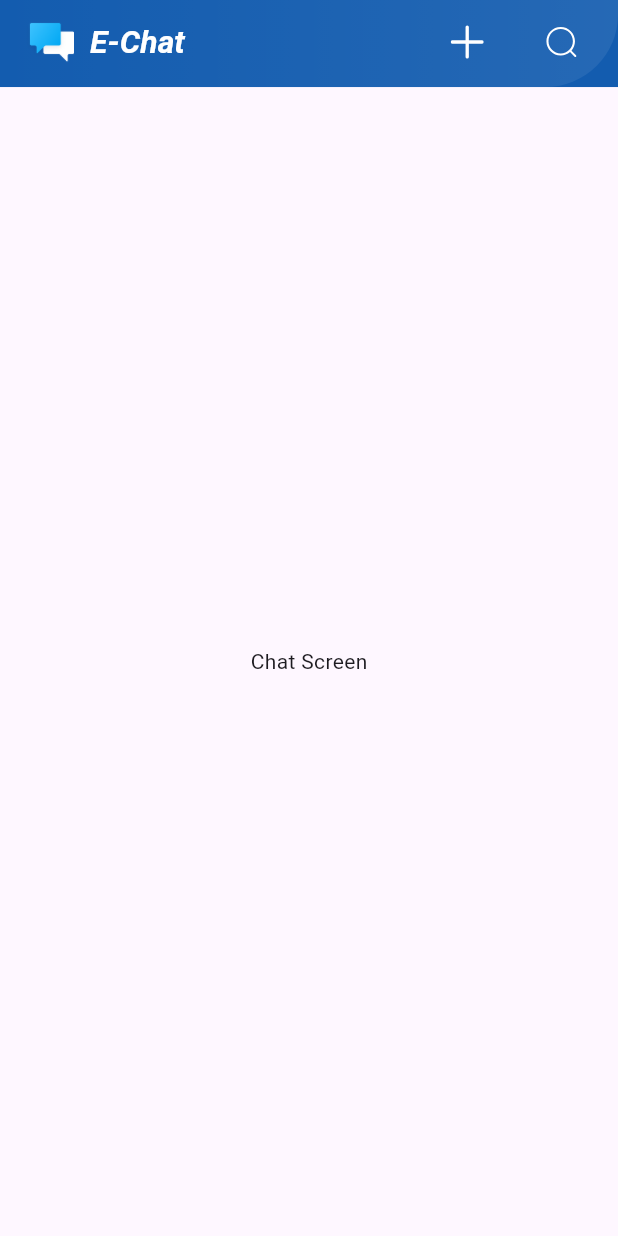
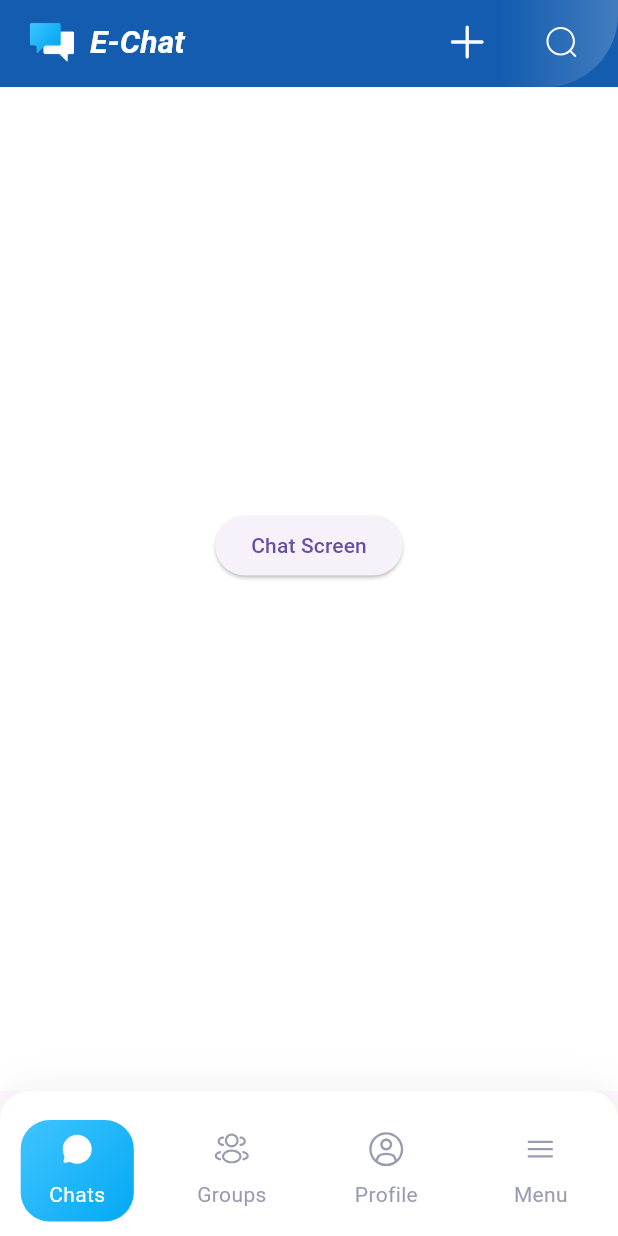
Before and after one commit to TrDucChinh/RealTimeChatApp, a Flutter app: the screen it shows after launch, on a phone screen of 412 x 824 dp. Run offline on Flutter 3.47's test engine with Material 3 defaults, Android fonts, the phone set to English and light mode, and no system bars; our stand-ins replace cached_network_image, flutter_bloc, flutter_screenutil, flutter_svg, go_router, shared_preferences; Roboto replaces fonts that are missing (Poppins).

Commit message:
bottom navigation bar

```diff
--- a/lib/app.dart
+++ b/lib/app.dart
@@ -1,9 +1,9 @@
-import 'package:chat_app_ttcs/screens/chats/pages/chat_screen.dart';
 import 'package:flutter/material.dart';
 import 'package:flutter_bloc/flutter_bloc.dart';
 import 'package:flutter_localizations/flutter_localizations.dart';
 import 'package:flutter_screenutil/flutter_screenutil.dart';
 import 'config/localization/app_localizations_delegate.dart';
+import 'config/router/app_router.dart';
 import 'cubits/theme_cubit.dart';
 import 'cubits/locale_cubit.dart';
 
@@ -22,7 +22,8 @@ class MyApp extends StatelessWidget {
           builder: (context, theme) {
             return BlocBuilder<LocaleCubit, Locale>(
               builder: (context, locale) {
-                return MaterialApp(
+                return MaterialApp.router(
+                  routerConfig: AppRouter.router,
                   debugShowCheckedModeBanner: false,
                   theme: theme,
                   locale: locale,
@@ -34,7 +35,8 @@ class MyApp extends StatelessWidget {
                     GlobalCupertinoLocalizations.delegate,
                   ],
                   // home: const HomeScreen(),
-                  home: const ChatsScreen(),
+                  // home: const ChatsScreen(),
+                  // home: const MainScreen(),
                 );
               },
             );
--- /dev/null
+++ b/lib/common/widgets/custom_bottom_navbar.dart
@@ -0,0 +1,96 @@
+import 'package:chat_app_ttcs/config/assets/app_icons.dart';
+import 'package:chat_app_ttcs/config/theme/utils/app_colors.dart';
+import 'package:flutter/material.dart';
+import 'package:flutter_bloc/flutter_bloc.dart';
+import 'package:flutter_screenutil/flutter_screenutil.dart';
+import 'package:go_router/go_router.dart';
+import '../../cubits/bottom_nav_cubit.dart';
+import 'nav_item.dart';
+
+class CustomBottomNavBar extends StatelessWidget {
+  const CustomBottomNavBar({super.key});
+
+  @override
+  Widget build(BuildContext context) {
+    return BlocBuilder<BottomNavCubit, int>(
+      builder: (context, selectedIndex) {
+        return Container(
+          height: 100.h,
+          decoration: BoxDecoration(
+            color: AppColors.white,
+            borderRadius: BorderRadius.only(
+              topLeft: Radius.circular(20.r),
+              topRight: Radius.circular(20.r),
+            ),
+            boxShadow: [
+              BoxShadow(
+                color: AppColors.black.withOpacity(0.06),
+                blurRadius: 20,
+                offset: const Offset(0, -4),
+              ),
+            ],
+          ),
+          child: Row(
+            mainAxisAlignment: MainAxisAlignment.spaceAround,
+            children: [
+              GestureDetector(
+                onTap: () {
+                  context.read<BottomNavCubit>().updateIndex(0);
+                  context.goNamed('chats');
+                },
+                child: NavItem(
+                  selectedIndex: selectedIndex,
+                  currentIndex: 0,
+                  label: 'Chats',
+                  icon: AppIcons.chat,
+                  selectedIcon: AppIcons.chatFilled,
+                ),
+              ),
+              GestureDetector(
+                onTap: () {
+                  context.read<BottomNavCubit>().updateIndex(1);
+                  context.goNamed('groups');
+                },
+                child: NavItem(
+                  selectedIndex: selectedIndex,
+                  currentIndex: 1,
+                  label: 'Groups',
+                  icon: AppIcons.group,
+                  selectedIcon: AppIcons.groupFilled,
+                ),
+              ),
+
+              GestureDetector(
+                onTap: () {
+                  context.read<BottomNavCubit>().updateIndex(2);
+                  context.goNamed('profile');
+                },
+                child: NavItem(
+                  selectedIndex: selectedIndex,
+                  currentIndex: 2,
+                  label: 'Profile',
+                  icon: AppIcons.profile,
+                  selectedIcon: AppIcons.profileFilled,
+                ),
+              ),
+
+              GestureDetector(
+                onTap: () {
+                  context.read<BottomNavCubit>().updateIndex(3);
+                  context.goNamed('menu');
+                },
+                child: NavItem(
+                  selectedIndex: selectedIndex,
+                  currentIndex: 3,
+                  label: 'Menu',
+                  icon: AppIcons.menu,
+                  selectedIcon: AppIcons.menu,
+                ),
+              ),
+            ],
+          ),
+        );
+      },
+    );
+  }
+}
--- /dev/null
+++ b/lib/common/widgets/nav_item.dart
@@ -0,0 +1,57 @@
+import 'package:chat_app_ttcs/config/theme/utils/app_colors.dart';
+import 'package:flutter/material.dart';
+import 'package:flutter_screenutil/flutter_screenutil.dart';
+import 'package:flutter_svg/svg.dart';
+
+class NavItem extends StatelessWidget {
+  final int selectedIndex;
+  final int currentIndex;
+  final String label;
+  final String icon;
+  final String selectedIcon;
+
+  const NavItem({
+    super.key,
+    required this.selectedIndex,
+    required this.currentIndex,
+    required this.label,
+    required this.icon,
+    required this.selectedIcon,
+  });
+
+  @override
+  Widget build(BuildContext context) {
+    final bool isSelected = selectedIndex == currentIndex;
+
+    return Container(
+      margin: EdgeInsets.only(top: 10.h),
+      height: 70.h,
+      width: 78.h,
+      decoration: BoxDecoration(
+        borderRadius: BorderRadius.circular(20.r),
+        gradient: isSelected ? AppColors.gradientLightBlue : null,
+      ),
+      child: Column(
+        mainAxisAlignment: MainAxisAlignment.center,
+        children: [
+          SvgPicture.asset(
+            isSelected ? selectedIcon : icon,
+            height: 24.h,
+            width: 24.w,
+            colorFilter: ColorFilter.mode(
+              isSelected ? AppColors.white : AppColors.neutral_300,
+              BlendMode.srcIn,
+            ),
+          ),
+          SizedBox(height: 9.h),
+          Text(
+            label,
+            style: TextStyle(
+              color: isSelected ? AppColors.white : AppColors.neutral_300,
+            ),
+          ),
+        ],
+      ),
+    );
+  }
+}
--- a/lib/config/assets/app_icons.dart
+++ b/lib/config/assets/app_icons.dart
@@ -9,4 +9,7 @@ class AppIcons {
   static const String add = '${basePath}add_icon$format';
   static const String search = '${basePath}search_icon$format';
   static const String user = '${basePath}user_icon$format';
+  static const String profile = '${basePath}profile_icon$format';
+  static const String profileFilled = '${basePath}profile_filled_icon$format';
+  static const String menu = '${basePath}menu_icon$format';
 }
--- /dev/null
+++ b/lib/config/router/app_router.dart
@@ -0,0 +1,77 @@
+import 'package:chat_app_ttcs/screens/chats/pages/chat_screen.dart';
+import 'package:flutter/material.dart';
+import 'package:go_router/go_router.dart';
+import '../../common/widgets/custom_bottom_navbar.dart';
+
+class AppRouter {
+  static final GoRouter router = GoRouter(
+    initialLocation: '/chats',
+    routes: [
+      ShellRoute(
+        builder: (context, state, child) {
+          // Check if the current route should show bottom navigation
+          final shouldShowBottomNav = state.matchedLocation.startsWith('/chats') ||
+              state.matchedLocation.startsWith('/groups') ||
+              state.matchedLocation.startsWith('/profile') ||
+              state.matchedLocation.startsWith('/menu');
+          return Scaffold(
+            body: child,
+            bottomNavigationBar: shouldShowBottomNav
+                ? const CustomBottomNavBar()
+                : null,
+          );
+        },
+        routes: [
+          GoRoute(
+            path: '/chats',
+            name: 'chats',
+            builder: (context, state) => const ChatsScreen(),
+          ),
+          GoRoute(
+            path: '/groups',
+            name: 'groups',
+            builder: (context, state) => Scaffold(
+              body: Center(
+                child: Text('Groups Page'),
+              ),
+            ),
+          ),
+          GoRoute(
+            path: '/profile',
+            name: 'profile',
+            builder: (context, state) => Scaffold(
+              body: Center(
+                child: Text('Profile Page'),
+              ),
+            ),
+          ),
+          GoRoute(
+            path: '/menu',
+            name: 'menu',
+            builder: (context, state) => Scaffold(
+              body: Center(
+                child: Text('Menu Page'),
+              ),
+            ),
+          ),
+        ],
+      ),
+
+      // GoRoute(
+      //   path: '/chat/:id',
+      //   name: 'chatDetail',
+      //   builder: (context, state) {
+      //     final chatId = state.pathParameters['id'] ?? '';
+      //     return Scaffold(
+      //       appBar: AppBar(
+      //         title: Text('Chat $chatId'),
+      //       ),
+      //       body: Center(
+      //         child: Text('Chat Detail Screen - ID: $chatId'),
+      //       ),
+      //     );
+      //   },
+      // ),
+    ],
+  );
+}
--- a/lib/config/theme/utils/app_colors.dart
+++ b/lib/config/theme/utils/app_colors.dart
@@ -76,7 +76,21 @@ class AppColors {
   //Other
   static const white = Color(0xFFffffff);
   static const black = Color(0xFF292929);
-  static const gradientBlue = Color(0xFFbabac9);
-  static const gradientLightBlue = Color(0xFFbabac9);
+  static const gradientBlue = LinearGradient(
+    colors: [
+      Color(0xFF1565C0),
+      Color(0xFF0F4888),
+    ],
+    begin: Alignment.topLeft,
+    end: Alignment.bottomRight,
+  );
 
+  static const gradientLightBlue = LinearGradient(
+    colors: [
+      Color(0xFF40C4FF),
+      Color(0xFF03A9F4),
+    ],
+    begin: Alignment.topLeft,
+    end: Alignment.bottomRight,
+  );
 }
--- a/lib/config/theme/utils/app_styles.dart
+++ b/lib/config/theme/utils/app_styles.dart
@@ -1,7 +1,7 @@
 class AppStyles {
   //Radius
   static const radius_6px = 6.0;
-  static const radius_12px = 8.0;
+  static const radius_12px = 12.0;
   static const radius_16px = 18.0;
 
   // Spacing
--- /dev/null
+++ b/lib/cubits/bottom_nav_cubit.dart
@@ -0,0 +1,7 @@
+import 'package:flutter_bloc/flutter_bloc.dart';
+
+class BottomNavCubit extends Cubit<int> {
+  BottomNavCubit() : super(0); // Mặc định là tab đầu tiên (Chats)
+
+  void updateIndex(int newIndex) => emit(newIndex);
+}
--- a/lib/main.dart
+++ b/lib/main.dart
@@ -1,5 +1,6 @@
 import 'package:flutter/material.dart';
 import 'package:flutter_bloc/flutter_bloc.dart';
+import 'cubits/bottom_nav_cubit.dart';
 import 'cubits/theme_cubit.dart';
 import 'cubits/locale_cubit.dart';
 import 'app.dart';
@@ -18,6 +19,7 @@ void main() async {
       providers: [
         BlocProvider(create: (_) => themeCubit),
         BlocProvider(create: (_) => localeCubit),
+        BlocProvider(create: (_) => BottomNavCubit()),
       ],
       child: const MyApp(),
     ),
--- a/lib/screens/chats/pages/chat_screen.dart
+++ b/lib/screens/chats/pages/chat_screen.dart
@@ -1,18 +1,24 @@
 import 'package:chat_app_ttcs/screens/chats/widgets/app_bar_chat.dart';
 import 'package:flutter/material.dart';
+import 'package:go_router/go_router.dart';
 
 class ChatsScreen extends StatelessWidget {
   const ChatsScreen({super.key});
 
   @override
   Widget build(BuildContext context) {
-    return  Scaffold(
-      // appBar: AppBarChats(),
+    return Scaffold(
       appBar: ChatAppBar(),
+      backgroundColor: Colors.white,
+      extendBody: true,
+      extendBodyBehindAppBar: true,
       body: Center(
-        child: Text(
-          'Chat Screen',
-
+        child: ElevatedButton(
+          onPressed: () {
+            // Navigate using GoRouter
+            context.push('/chat/123'); // or context.go('/chat/123')
+          },
+          child: Text('Chat Screen'),
         ),
       ),
     );
--- a/lib/screens/chats/widgets/app_bar_chat.dart
+++ b/lib/screens/chats/widgets/app_bar_chat.dart
@@ -41,10 +41,10 @@ class _ChatAppBarState extends State<ChatAppBar> {
                 begin: Alignment.centerLeft,
                 end: Alignment.centerRight,
                 colors: [
-                  AppColors.white.withAlpha(0),
-                  AppColors.white.withAlpha(20),
+                  AppColors.white.withOpacity(0),
+                  AppColors.white.withOpacity(0.2),
                 ],
-                stops: const [0.00, 1.00],
+                stops: const [0.81, 1.00],
               ),
               borderRadius: BorderRadius.only(
                 bottomRight: Radius.circular(50.r),
@@ -154,7 +154,7 @@ class _ChatAppBarState extends State<ChatAppBar> {
                         padding: EdgeInsets.all(8.r),
                         decoration: BoxDecoration(
                           shape: BoxShape.circle,
-                          color: AppColors.white.withAlpha(20),
+                          color: AppColors.white.withOpacity(0.2),
                         ),
                         child: Icon(
                           Icons.close,
--- a/pubspec.yaml
+++ b/pubspec.yaml
@@ -42,6 +42,9 @@ dependencies:
 
   #responsive
   flutter_screenutil:
+
+  #Cached network image
+  cached_network_image:
   cupertino_icons: ^1.0.8
 
 dev_dependencies:
```
Also changed, not shown: lib/common/widgets/base_image.dart (added, +49 -0 lines), lib/screens/chats/widgets/conversation_item.dart (added, +33 -0 lines), assets/icons/menu_icon.svg (added), assets/icons/profile_filled_icon.svg (added), assets/icons/profile_icon.svg (added), pubspec.lock, 1 other file.
